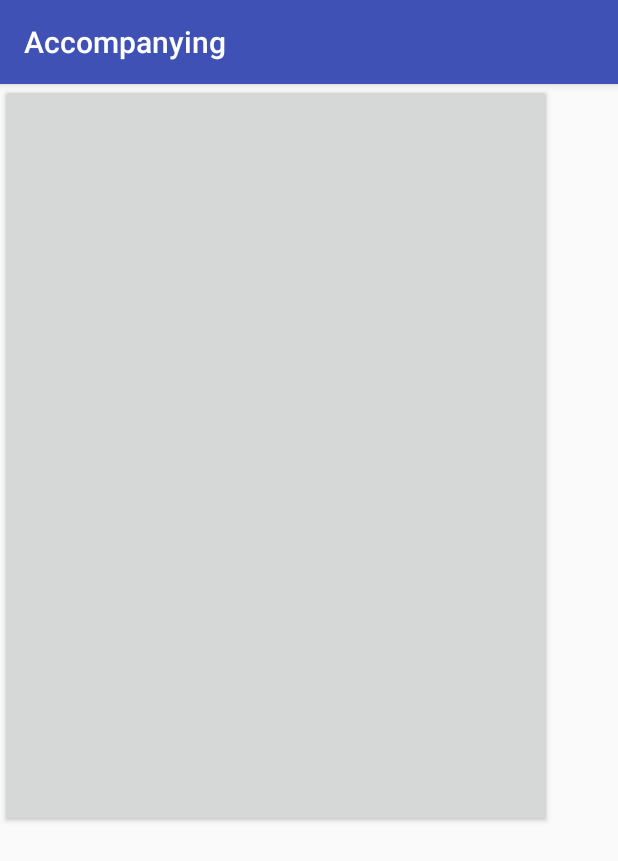
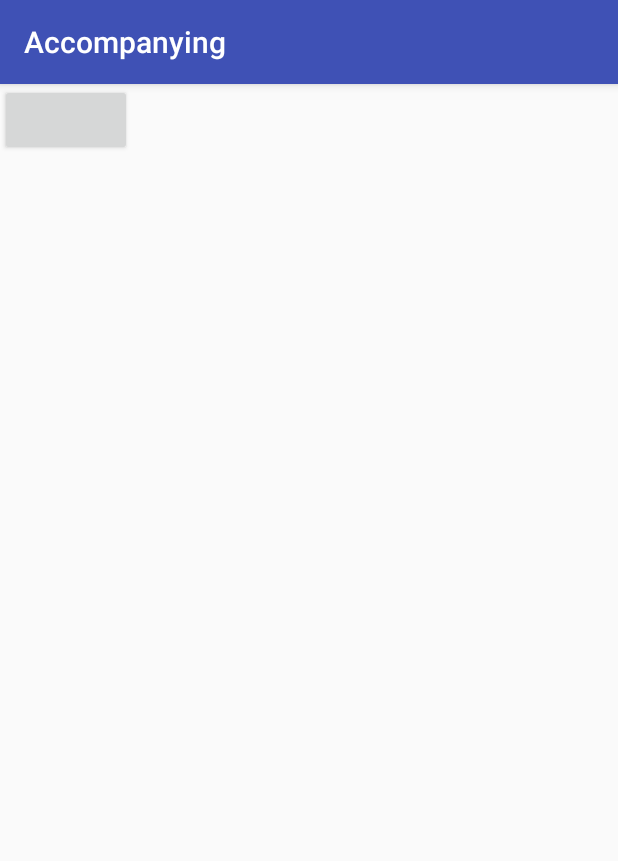
Before and after one commit to alswnsWkd21/Accompanying, an Android app: the LockScreenActivity screen opened directly, with no data from a screen before it, on a phone screen of 412 x 824 dp. Shown: the top 861 px of the screen. Run offline under Robolectric (Android 15) with nearby library versions, the phone set to English and light mode, and no system bars.

Commit message:
add auto repeat button for sos button

```diff
--- a/app/src/main/AndroidManifest.xml
+++ b/app/src/main/AndroidManifest.xml
@@ -9,6 +9,7 @@
     <uses-permission android:name="android.permission.SYSTEM_ALERT_WINDOW"/>
     <uses-permission android:name="android.permission.READ_PHONE_STATE"/>
     <uses-permission android:name="android.permission.RECEIVE_BOOT_COMPLETED" />
+    <uses-permission android:name="android.permission.VIBRATE"/>
 
 
 
--- /dev/null
+++ b/app/src/main/java/smc/minjoon/accompanying/AutoRepeatButton.java
@@ -0,0 +1,82 @@
+package smc.minjoon.accompanying;
+
+/**
+ * Created by skaqn on 2017-10-05.
+ */
+
+
+import android.content.Context;
+import android.support.v7.widget.AppCompatButton;
+import android.util.AttributeSet;
+import android.view.MotionEvent;
+import android.view.View;
+import android.widget.Button;
+import android.widget.Toast;
+
+public class AutoRepeatButton extends AppCompatButton {
+    private int num;
+    private long initialRepeatDelay = 1000;
+    private long repeatIntervalInMilliseconds = 1000;
+
+    private Runnable repeatClickWhileButtonHeldRunnable = new Runnable() {
+        @Override
+        public void run() {
+            //Perform the present repetition of the click action provided by the user
+            // in setOnClickListener().
+            performClick();
+            num +=1;
+            if(num >=5){
+         //여기서 이제
+                num =0;
+            }
+
+            //Schedule the next repetitions of the click action, using a faster repeat
+            // interval than the initial repeat delay interval.
+            postDelayed(repeatClickWhileButtonHeldRunnable, repeatIntervalInMilliseconds);
+        }
+    };
+
+    private void commonConstructorCode() {
+        this.setOnTouchListener(new OnTouchListener() {
+            @Override
+            public boolean onTouch(View v, MotionEvent event) {
+                int action = event.getAction();
+                if (action == MotionEvent.ACTION_DOWN) {
+                    //Just to be sure that we removed all callbacks,
+                    // which should have occurred in the ACTION_UP
+                    removeCallbacks(repeatClickWhileButtonHeldRunnable);
+                    //Perform the default click action.
+                    num =0;
+                    performClick();
+                    num +=1;
+                    //Schedule the start of repetitions after a one half second delay.
+                    postDelayed(repeatClickWhileButtonHeldRunnable, initialRepeatDelay);
+                } else if (action == MotionEvent.ACTION_UP) {
+                    //Cancel any repetition in progress.
+                    removeCallbacks(repeatClickWhileButtonHeldRunnable);
+                }
+
+                //Returning true here prevents performClick() from getting called
+                // in the usual manner, which would be redundant, given that we are
+                // already calling it above.
+                return true;
+            }
+        });
+    }
+
+    public AutoRepeatButton(Context context, AttributeSet attrs, int defStyle) {
+        super(context, attrs, defStyle);
+        commonConstructorCode();
+    }
+
+
+    public AutoRepeatButton(Context context, AttributeSet attrs) {
+        super(context, attrs);
+        commonConstructorCode();
+    }
+
+    public AutoRepeatButton(Context context) {
+        super(context);
+        commonConstructorCode();
+    }
+}
--- a/app/src/main/java/smc/minjoon/accompanying/LockScreenActivity.java
+++ b/app/src/main/java/smc/minjoon/accompanying/LockScreenActivity.java
@@ -1,48 +1,50 @@
 package smc.minjoon.accompanying;
 
+import android.content.Context;
+import android.os.AsyncTask;
+import android.os.Vibrator;
 import android.support.v7.app.AppCompatActivity;
 import android.os.Bundle;
+import android.support.v7.widget.LinearLayoutCompat;
+import android.util.AttributeSet;
 import android.view.MotionEvent;
 import android.view.View;
 import android.view.WindowManager;
 import android.widget.Button;
+import android.widget.LinearLayout;
 import android.widget.Toast;
 
+import java.util.Objects;
+import java.util.Timer;
+import java.util.TimerTask;
+
 public class LockScreenActivity extends AppCompatActivity {
-
+    int num;
     @Override
     protected void onCreate(Bundle savedInstanceState) {
         super.onCreate(savedInstanceState);
         setContentView(R.layout.activity_lock_screen);
-        Button btnsos01 = (Button) findViewById(R.id.btnsos01);
+
+        LinearLayout ll = (LinearLayout) findViewById(R.id.layout01);
         getWindow().addFlags(WindowManager.LayoutParams.FLAG_SHOW_WHEN_LOCKED|WindowManager.LayoutParams.FLAG_DISMISS_KEYGUARD);
+        final Vibrator vide = (Vibrator) getSystemService(Context.VIBRATOR_SERVICE);
 
 
-        btnsos01.setOnTouchListener(new View.OnTouchListener() {
-            long time_down;
-            long time_up;
+        AutoRepeatButton btnsos = new AutoRepeatButton(LockScreenActivity.this);
+        btnsos.setOnClickListener(new View.OnClickListener() {
             @Override
-            public boolean onTouch(View v, MotionEvent event) {
-                int action = event.getAction();
-                switch (action){
-                    case MotionEvent.ACTION_DOWN:
-                        time_down =  System.currentTimeMillis();
-                        break;
-                    case MotionEvent.ACTION_MOVE:
-                        break;
-                    case MotionEvent.ACTION_UP:
-                        time_up = System.currentTimeMillis();
-                        if(time_up - time_down > 5000){
-                            Toast.makeText(LockScreenActivity.this, "5초를 초과했어 성공", Toast.LENGTH_SHORT).show();
-                        }else{
-                            Toast.makeText(LockScreenActivity.this, "일반 클릭", Toast.LENGTH_SHORT).show();
-                        }
-                        break;
-                }
+            public void onClick(View v) {
+                vide.vibrate(500);
 
-                return true;
             }
         });
+        ll.addView(btnsos);
+
 
     }
+
+
+
+
+
 }
--- a/app/src/main/res/layout/activity_lock_screen.xml
+++ b/app/src/main/res/layout/activity_lock_screen.xml
@@ -1,14 +1,11 @@
 <?xml version="1.0" encoding="utf-8"?>
-<android.support.constraint.ConstraintLayout xmlns:android="http://schemas.android.com/apk/res/android"
+<LinearLayout xmlns:android="http://schemas.android.com/apk/res/android"
     xmlns:app="http://schemas.android.com/apk/res-auto"
     xmlns:tools="http://schemas.android.com/tools"
     android:layout_width="match_parent"
     android:layout_height="match_parent"
-    tools:context="smc.minjoon.accompanying.LockScreenActivity">
-<Button
-    android:layout_width="368dp"
-    android:layout_height="495dp"
-    tools:layout_editor_absoluteY="8dp"
-    tools:layout_editor_absoluteX="8dp"
-    android:id="@+id/btnsos01"/>
-</android.support.constraint.ConstraintLayout>
+    tools:context="smc.minjoon.accompanying.LockScreenActivity"
+    android:id="@+id/layout01"
+    android:orientation="horizontal">
+
+</LinearLayout>
```
